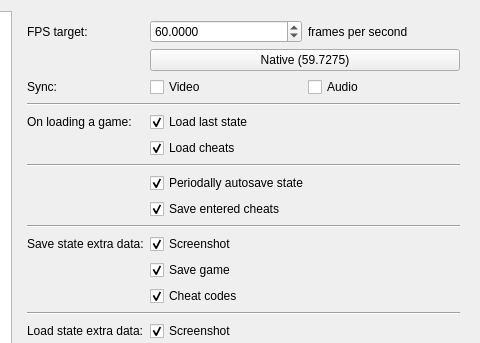
First picture: the form in Libretro/mgba/src/platform/qt/SettingsView.ui, repository kiddreads/Avalon-copy2, before the edit; both pictures show x 179 to 659 and y 0 to 343 of the 659 by 656 pixel window.
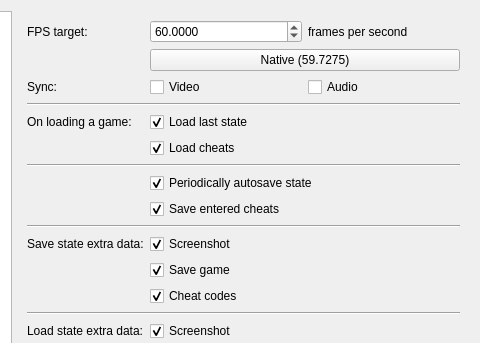
Second picture: the form after the edit. The open tabs and pages were chosen to show the change.

Commit message: fix misspelling in settings view

```diff
--- a/Libretro/mgba/src/platform/qt/SettingsView.ui
+++ b/Libretro/mgba/src/platform/qt/SettingsView.ui
@@ -579,7 +579,7 @@
        <item row="7" column="1">
         <widget class="QCheckBox" name="autosave">
          <property name="text">
-          <string>Periodally autosave state</string>
+          <string>Periodically autosave state</string>
          </property>
          <property name="checked">
           <bool>true</bool>
```
